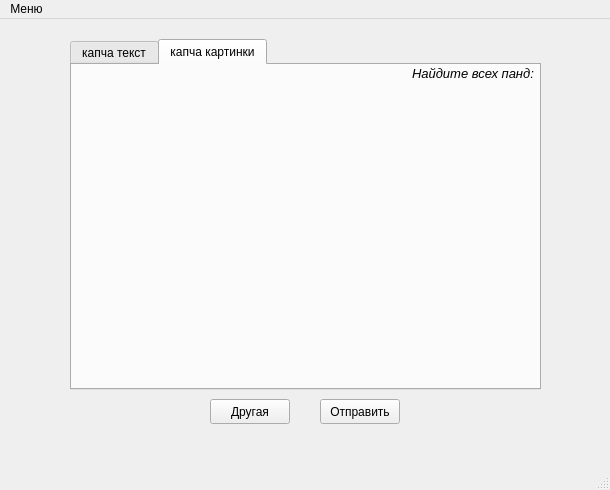
Before: the Qt Designer form semester-4/Object oriented programming/capcha/gui.ui in viCodexm/RSATU-Labs, drawn with Qt 5.
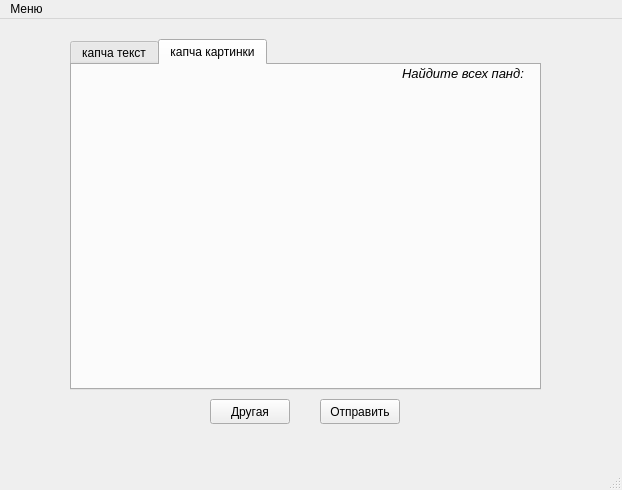
After: the same form once the commit is applied. The open tabs and pages were chosen to show the change.

The edit to the form file:
```diff
--- a/semester-4/Object oriented programming/capcha/gui.ui
+++ b/semester-4/Object oriented programming/capcha/gui.ui
@@ -6,7 +6,7 @@
    <rect>
     <x>0</x>
     <y>0</y>
-    <width>610</width>
+    <width>622</width>
     <height>490</height>
    </rect>
   </property>
@@ -162,7 +162,7 @@
      <widget class="QLabel" name="label_2">
       <property name="geometry">
        <rect>
-        <x>340</x>
+        <x>330</x>
         <y>0</y>
         <width>131</width>
         <height>17</height>
@@ -186,7 +186,7 @@
     <rect>
      <x>0</x>
      <y>0</y>
-     <width>610</width>
+     <width>622</width>
      <height>22</height>
     </rect>
    </property>
```
